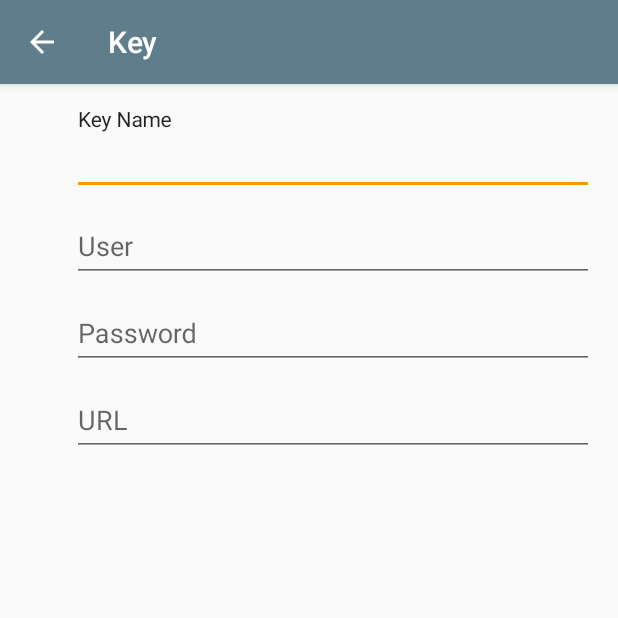
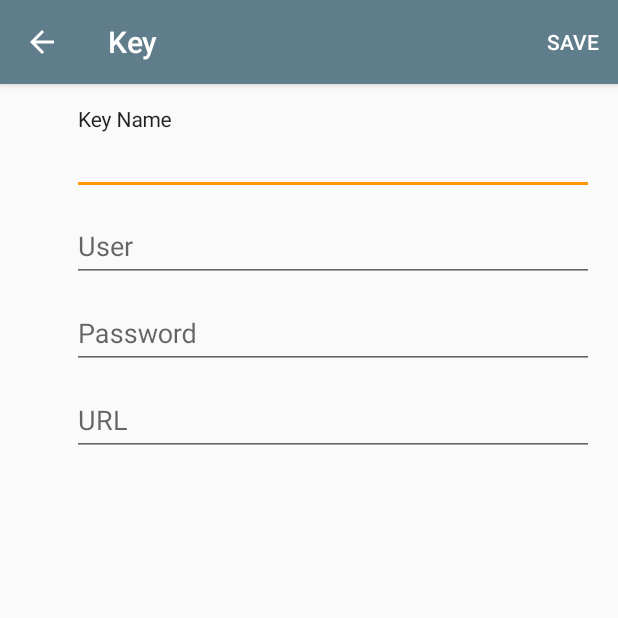
Before and after one commit to mhekkel/keylocker, an Android app: the KeyDetailActivity screen opened directly, with no data from a screen before it, on a phone screen of 412 x 824 dp, the top half of it. Run offline under Robolectric (Android 15) with nearby library versions, the phone set to English and light mode, and no system bars.

```diff
--- a/app/src/main/java/com/hekkelman/keylocker/MainActivity.java
+++ b/app/src/main/java/com/hekkelman/keylocker/MainActivity.java
@@ -24,6 +24,7 @@ import android.widget.HeaderViewListAdapter;
 import android.widget.ListAdapter;
 import android.widget.ListView;
 import android.widget.TextView;
+import android.widget.Toast;
 
 import com.hekkelman.keylocker.com.hekkelman.keylocker.datamodel.Key;
 import com.hekkelman.keylocker.com.hekkelman.keylocker.datamodel.KeyDb;
@@ -253,6 +254,9 @@ public class MainActivity extends AppCompatActivity
 
                 KeyAdapter adapter = (KeyAdapter)mListView.getAdapter();
                 adapter.notifyDataSetChanged();
+
+                Toast.makeText(this, "Sync successful", Toast.LENGTH_LONG).show();
+
             } catch (Exception e) {
                 new AlertDialog.Builder(this)
                         .setTitle("Synchronization Failed")
--- /dev/null
+++ b/app/src/main/res/menu/keymenu.xml
@@ -0,0 +1,7 @@
+<menu xmlns:android="http://schemas.android.com/apk/res/android"
+    xmlns:app="http://schemas.android.com/apk/res-auto"
+    xmlns:tools="http://schemas.android.com/tools" tools:context=".MainActivity">
+
+    <item android:id="@+id/action_save" android:title="@string/action_save"
+        android:orderInCategory="100" app:showAsAction="always" />
+</menu>
```
Also changed, not shown: app/build.gradle (+15 -3 lines), app/src/main/ic_plus-web.png (added), app/src/main/res/mipmap-hdpi/ic_plus.png (added), app/src/main/res/mipmap-mdpi/ic_plus.png (added), app/src/main/res/mipmap-xhdpi/ic_plus.png (added), app/src/main/res/mipmap-xxhdpi/ic_plus.png (added), app/src/main/res/mipmap-xxxhdpi/ic_plus.png (added), 1 other file.
